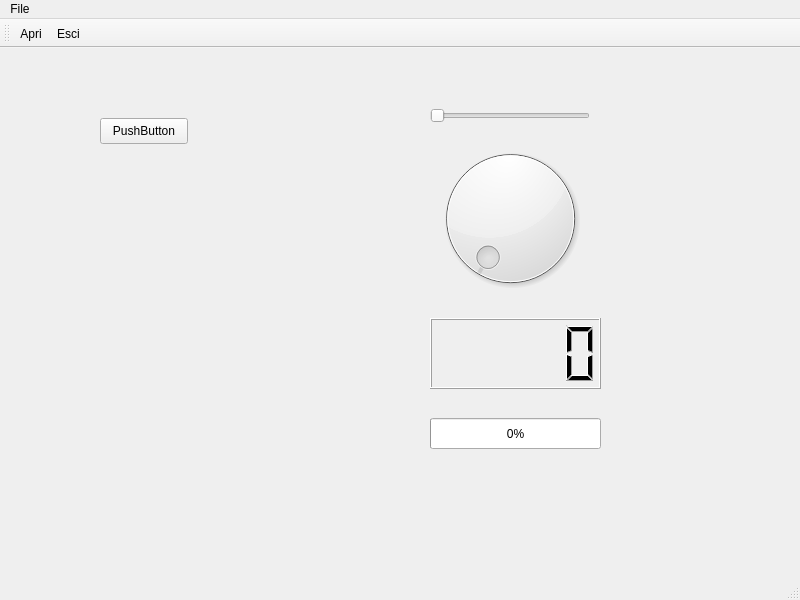
Old version of the form qt/Esempio1/mainwindow.ui in the repository slashdotted/corsocpp_pap_2024.
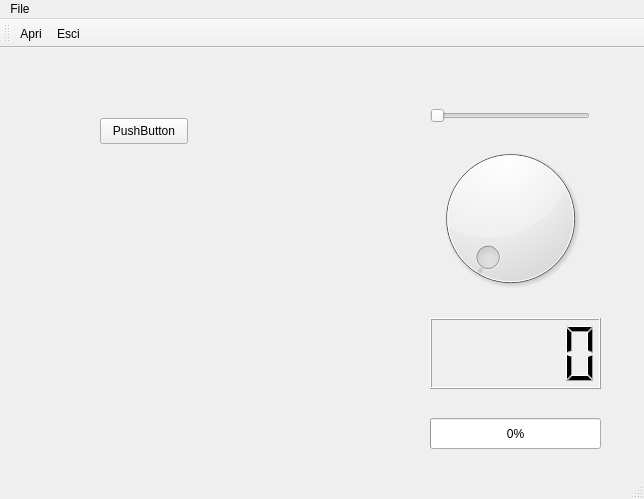
New version of the form.

Diff of the .ui file:
```diff
--- a/qt/Esempio1/mainwindow.ui
+++ b/qt/Esempio1/mainwindow.ui
@@ -6,8 +6,8 @@
    <rect>
     <x>0</x>
     <y>0</y>
-    <width>800</width>
-    <height>600</height>
+    <width>644</width>
+    <height>499</height>
    </rect>
   </property>
   <property name="windowTitle">
@@ -82,7 +82,7 @@
     <rect>
      <x>0</x>
      <y>0</y>
-     <width>800</width>
+     <width>644</width>
      <height>23</height>
     </rect>
    </property>
```
